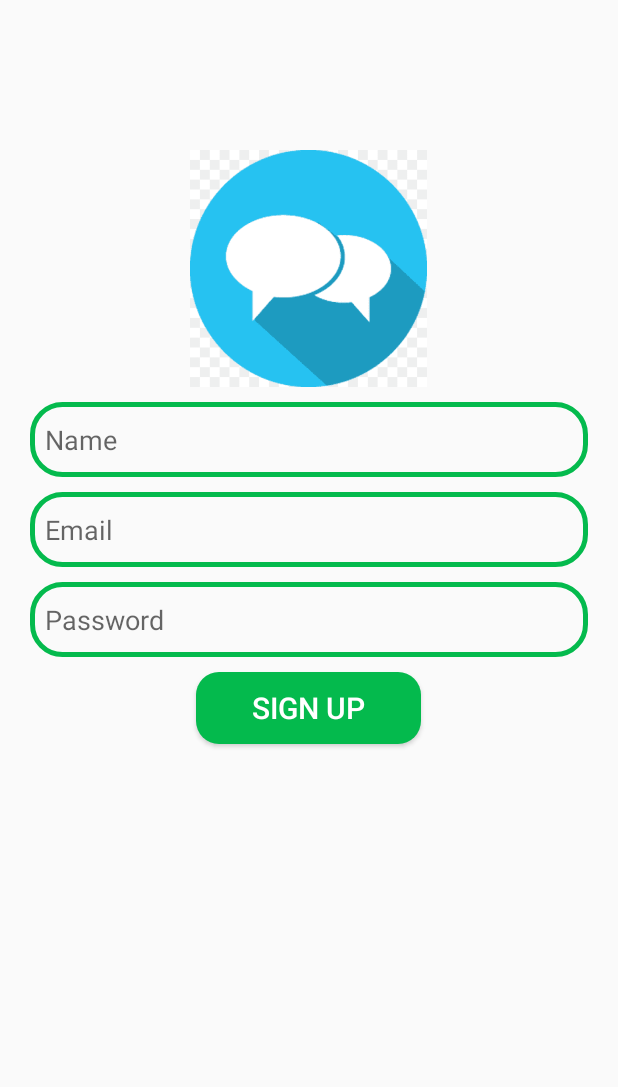
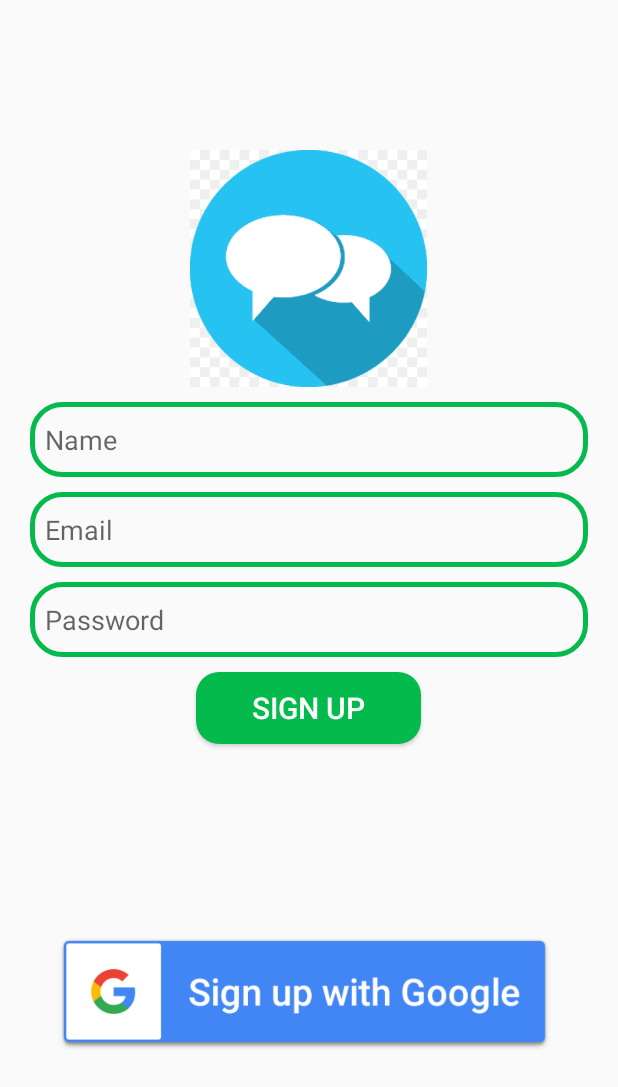
Before and after one commit to kaushiksumit7it/Chatting-App-with-Firebase, an Android app: the SignUp screen opened directly, with no data from a screen before it, on a phone screen of 412 x 824 dp. Shown: the top 1087 px of the screen. Run offline under Robolectric (Android 15) with nearby library versions, the phone set to English and light mode, and no system bars; our stand-ins replace Firebase (no records; nobody signed in at launch, a user with empty details on screens opened directly).

Commit message:
Chatting App

```diff
--- a/app/src/main/java/com/kaushik/communicationwithchat/MainActivity.kt
+++ b/app/src/main/java/com/kaushik/communicationwithchat/MainActivity.kt
@@ -32,6 +32,9 @@ class MainActivity : AppCompatActivity() {
 
         userRecyclerView.layoutManager = LinearLayoutManager(this)
         userRecyclerView.adapter = adapter
+
+        val email = intent.getStringExtra("email")
+        val displayName = intent.getStringExtra("name")
 
         mDbRef.child("user").addValueEventListener(object: ValueEventListener{
             override fun onDataChange(snapshot: DataSnapshot) {
--- a/app/src/main/java/com/kaushik/communicationwithchat/SignUp.kt
+++ b/app/src/main/java/com/kaushik/communicationwithchat/SignUp.kt
@@ -1,12 +1,25 @@
 package com.kaushik.communicationwithchat
 
+import android.annotation.SuppressLint
+import android.app.Activity
+import android.app.Instrumentation.ActivityResult
 import android.content.Intent
 import androidx.appcompat.app.AppCompatActivity
 import android.os.Bundle
 import android.widget.Button
 import android.widget.EditText
+import android.widget.ImageView
 import android.widget.Toast
+import androidx.activity.result.contract.ActivityResultContracts
+import com.google.android.gms.auth.api.signin.GoogleSignIn
+import com.google.android.gms.auth.api.signin.GoogleSignInAccount
+import com.google.android.gms.auth.api.signin.GoogleSignInClient
+import com.google.android.gms.auth.api.signin.GoogleSignInOptions
+import com.google.android.gms.tasks.OnCompleteListener
+import com.google.android.gms.tasks.Task
 import com.google.firebase.auth.FirebaseAuth
+import com.google.firebase.auth.GoogleAuthCredential
+import com.google.firebase.auth.GoogleAuthProvider
 import com.google.firebase.database.DatabaseReference
 import com.google.firebase.database.FirebaseDatabase
 
@@ -16,10 +29,13 @@ class SignUp : AppCompatActivity() {
     private lateinit var edt_email: EditText
     private lateinit var edt_pass: EditText
     private lateinit var btn_signup: Button
+    private lateinit var googleAuthentication: ImageView
 
     private lateinit var mAuth: FirebaseAuth
     private lateinit var mDbRef: DatabaseReference
+    private lateinit var googleSignInClient: GoogleSignInClient
 
+    @SuppressLint("MissingInflatedId")
     override fun onCreate(savedInstanceState: Bundle?) {
         super.onCreate(savedInstanceState)
         setContentView(R.layout.activity_sign_up)
@@ -27,11 +43,23 @@ class SignUp : AppCompatActivity() {
         supportActionBar?.hide()
 
         mAuth = FirebaseAuth.getInstance()
+        val gso = GoogleSignInOptions.Builder(GoogleSignInOptions.DEFAULT_SIGN_IN)
+            .requestIdToken(getString(R.string.default_web_client_id))
+            .requestEmail()
+            .build()
+
+        googleSignInClient = GoogleSignIn.getClient(this, gso)
+
+        findViewById<ImageView>(R.id.google_auth_image_view).setOnClickListener {
+            signInGoogle()
+        }
 
         edt_name = findViewById(R.id.edt_name)
         edt_email = findViewById(R.id.edt_email)
         edt_pass = findViewById(R.id.edt_password)
         btn_signup = findViewById(R.id.btn_signup)
+
+        googleAuthentication = findViewById(R.id.google_auth_image_view)
 
         btn_signup.setOnClickListener {
             val name = edt_name.text.toString()
@@ -41,6 +69,11 @@ class SignUp : AppCompatActivity() {
             signUp(name, email, password)
         }
 
+    }
+
+    private fun signInGoogle() {
+        val signInIntent = googleSignInClient.signInIntent
+        launcher.launch(signInIntent)
     }
 
     private fun signUp(name: String, email: String, password: String) {
@@ -58,6 +91,42 @@ class SignUp : AppCompatActivity() {
             }
     }
 
+    private fun handleResults(task: Task<GoogleSignInAccount>) {
+        if (task.isSuccessful) {
+            val account: GoogleSignInAccount? = task.result
+            if (account != null) {
+                updateUI(account)
+            }
+        } else {
+            Toast.makeText(this, task.exception.toString(), Toast.LENGTH_SHORT).show()
+        }
+    }
+
+    private fun updateUI(account: GoogleSignInAccount) {
+        val credential = GoogleAuthProvider.getCredential(account.idToken, null)
+        mAuth.signInWithCredential(credential).addOnCompleteListener {
+            if (it.isSuccessful) {
+                //successful
+                val intent : Intent = Intent(this, MainActivity::class.java)
+                intent.putExtra("email", account.email)
+                intent.putExtra("name", account.displayName)
+                startActivity(intent)
+            } else {
+                //unsuccessful
+                Toast.makeText(this, it.exception.toString(), Toast.LENGTH_SHORT).show()
+            }
+        }
+    }
+
+    private val launcher = registerForActivityResult(ActivityResultContracts.StartActivityForResult()) {
+        result ->
+            if (result.resultCode == Activity.RESULT_OK) {
+                val task = GoogleSignIn.getSignedInAccountFromIntent(result.data)
+
+                handleResults(task)
+            }
+    }
+
     private fun addUserToDatabase(name: String, email: String, uid: String?) {
         mDbRef = FirebaseDatabase.getInstance().getReference()
 
--- a/app/src/main/res/layout/activity_sign_up.xml
+++ b/app/src/main/res/layout/activity_sign_up.xml
@@ -62,4 +62,13 @@
         android:layout_centerHorizontal="true"
         android:layout_marginTop="10dp"/>
 
+    <ImageView
+        android:id="@+id/google_auth_image_view"
+        android:layout_width="match_parent"
+        android:layout_height="wrap_content"
+        android:src="@drawable/google"
+        android:layout_below="@+id/btn_signup"
+        android:layout_centerHorizontal="true"
+        android:layout_marginTop="10dp"/>
+
 </RelativeLayout>
```
